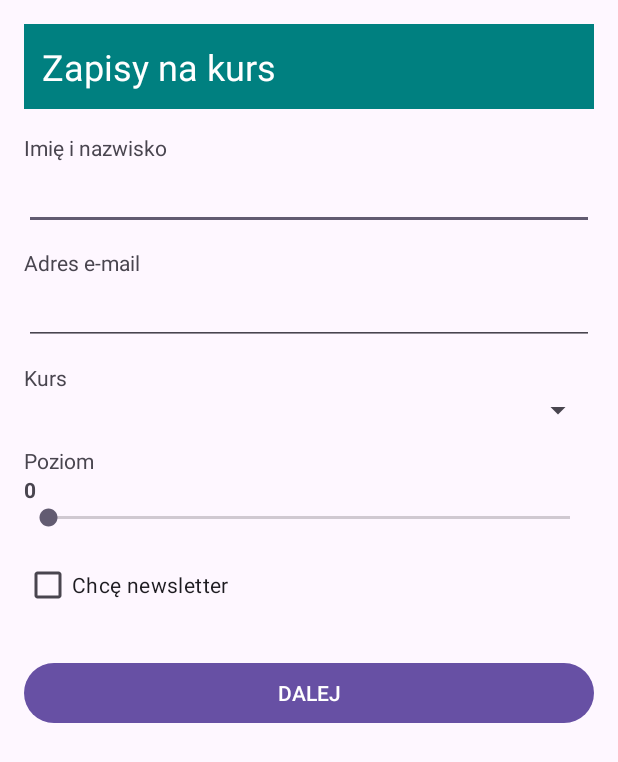
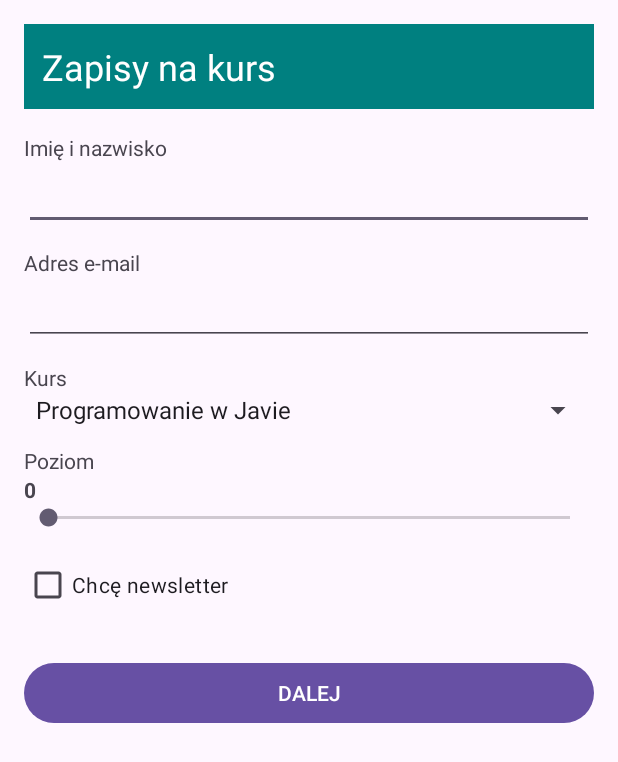
Before and after one commit to DzikaMyszka/DwaEkrany, an Android app: the screen it shows after launch (MainActivity), on a phone screen of 412 x 824 dp. Shown: the top 762 px of the screen. Run offline under Robolectric (Android 15) with nearby library versions, the phone set to English and light mode, and no system bars.

Commit message:
do drugiego ekranu dodanie stringow i przejscia jawne

```diff
--- a/app/src/main/res/values/strings.xml
+++ b/app/src/main/res/values/strings.xml
@@ -1,3 +1,8 @@
 <resources>
     <string name="app_name">DwaEkrany</string>
+    <string-array name="courses">
+        <item>Programowanie w Javie</item>
+        <item>Aplikacje mobilne</item>
+        <item>Bazy danych</item>
+    </string-array>
 </resources>
```
